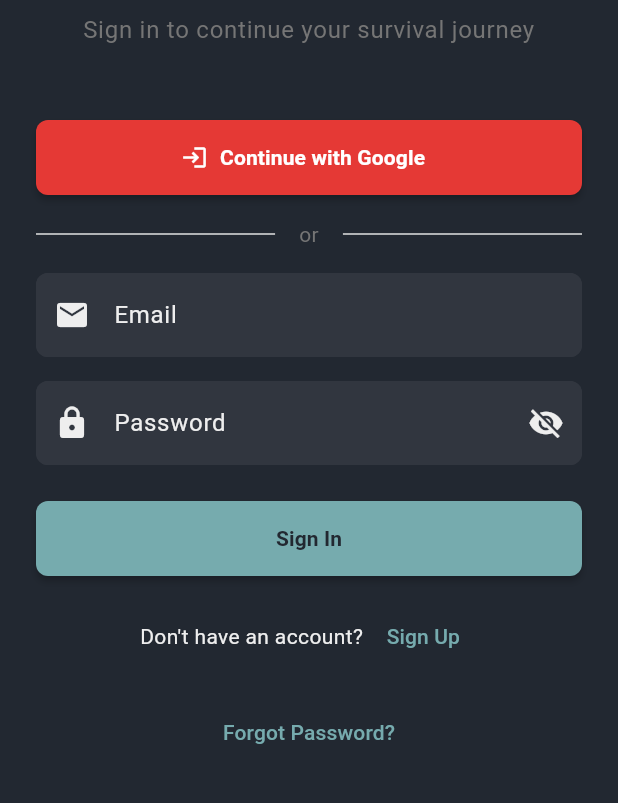
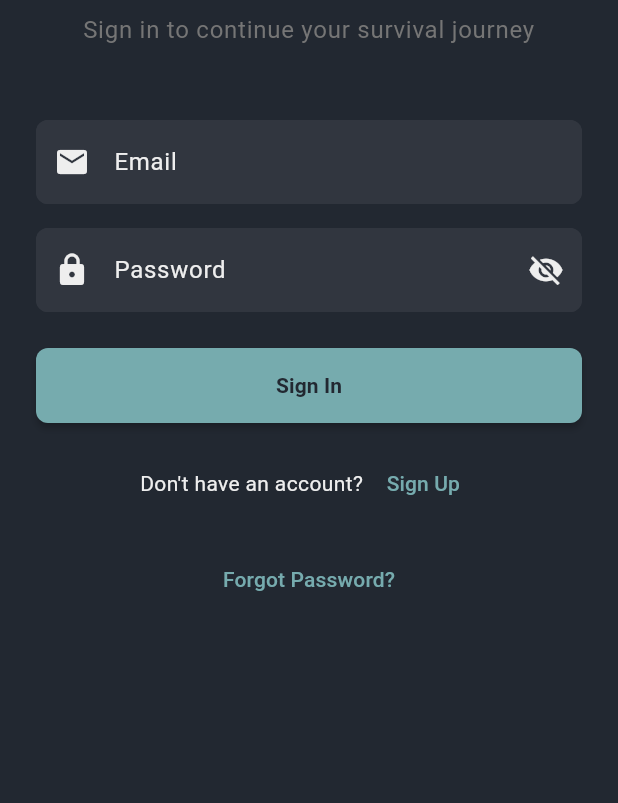
Before and after one commit to matias-boren/nfl-survival, a Flutter app: the screen it shows after launch, on a phone screen of 412 x 824 dp, the part 390-1193 px from its top. Run offline on Flutter 3.47's test engine with Material 3 defaults, Android fonts, the phone set to English and light mode, and no system bars; our stand-ins replace cached_network_image, dio, firebase_analytics, firebase_core, flutter_dotenv, flutter_riverpod and 7 more; missing offline and left inert: firebase_performance; accounts and stored records are empty; network calls fail; statements that could not run were skipped.

Commit message:
Remove Google SSO authentication
- Remove signInWithGoogle method from AuthRepository interface
- Remove Google sign-in implementation from SupabaseAuthRepository
- Remove Google sign-in from MockAuthRepository
- Remove Google sign-in button and divider from sign-in screen
- Remove _signInWithGoogle method from sign-in screen
- Users can now only sign in with email/password authentication

```diff
--- a/lib/data/auth/auth_repositories.dart
+++ b/lib/data/auth/auth_repositories.dart
@@ -9,7 +9,6 @@ abstract class AuthRepository {
     String displayName,
     String favoriteTeam,
   );
-  Future<User> signInWithGoogle();
   Future<void> resetPassword(String email);
   Future<void> signOut();
   Future<User> updateUser({String? displayName, String? favoriteTeam});
--- a/lib/data/auth/supabase_auth_repository.dart
+++ b/lib/data/auth/supabase_auth_repository.dart
@@ -254,19 +254,6 @@ class SupabaseAuthRepository implements AuthRepository {
     return _userFromSupabaseUser(response.user!);
   }
 
-  @override
-  Future<app_user.User> signInWithGoogle() async {
-    await _supabase.auth.signInWithOAuth(
-      OAuthProvider.google,
-      redirectTo: 'io.supabase.flutterquickstart://login-callback/',
-    );
-
-    // For OAuth, we need to wait for the auth state change
-    // This is a simplified implementation
-    throw Exception(
-      'Google sign in not yet implemented - please use email/password for now',
-    );
-  }
 
   @override
   Future<void> resetPassword(String email) async {
--- a/lib/features/auth/sign_in_screen.dart
+++ b/lib/features/auth/sign_in_screen.dart
@@ -113,42 +113,6 @@ class _SignInScreenState extends ConsumerState<SignInScreen> {
             ],
             const SizedBox(height: 48),
 
-            // Google Sign In Button
-            SizedBox(
-              width: double.infinity,
-              height: 50,
-              child: ElevatedButton.icon(
-                onPressed: _isLoading ? null : _signInWithGoogle,
-                icon: const Icon(Icons.login, color: Colors.white),
-                label: Text(
-                  _isSignUp ? 'Sign up with Google' : 'Continue with Google',
-                  style: const TextStyle(
-                    color: Colors.white,
-                    fontWeight: FontWeight.w600,
-                  ),
-                ),
-                style: ElevatedButton.styleFrom(
-                  backgroundColor: Colors.red[600],
-                  shape: RoundedRectangleBorder(
-                    borderRadius: BorderRadius.circular(8),
-                  ),
-                ),
-              ),
-            ),
-            const SizedBox(height: 16),
-
-            // Divider
-            Row(
-              children: [
-                Expanded(child: Divider(color: Colors.grey[300])),
-                Padding(
-                  padding: const EdgeInsets.symmetric(horizontal: 16),
-                  child: Text('or', style: TextStyle(color: Colors.grey[600])),
-                ),
-                Expanded(child: Divider(color: Colors.grey[300])),
-              ],
-            ),
-            const SizedBox(height: 16),
 
             // Display Name Field (only for sign up)
             if (_isSignUp) ...[
@@ -285,26 +249,6 @@ class _SignInScreenState extends ConsumerState<SignInScreen> {
     );
   }
 
-  Future<void> _signInWithGoogle() async {
-    setState(() => _isLoading = true);
-    try {
-      final user = await ref.read(authRepositoryProvider).signInWithGoogle();
-      ref.read(currentUserProvider.notifier).state = user;
-      if (mounted) {
-        context.go('/');
-      }
-    } catch (e) {
-      if (mounted) {
-        ScaffoldMessenger.of(
-          context,
-        ).showSnackBar(SnackBar(content: Text('Google Sign In Error: $e')));
-      }
-    } finally {
-      if (mounted) {
-        setState(() => _isLoading = false);
-      }
-    }
-  }
 
   Future<void> _handleEmailAuth() async {
     // Validate email and password
```
Also changed, not shown: lib/data/auth/mock_auth_repository.dart (+0 -16 lines), 1 other file.
